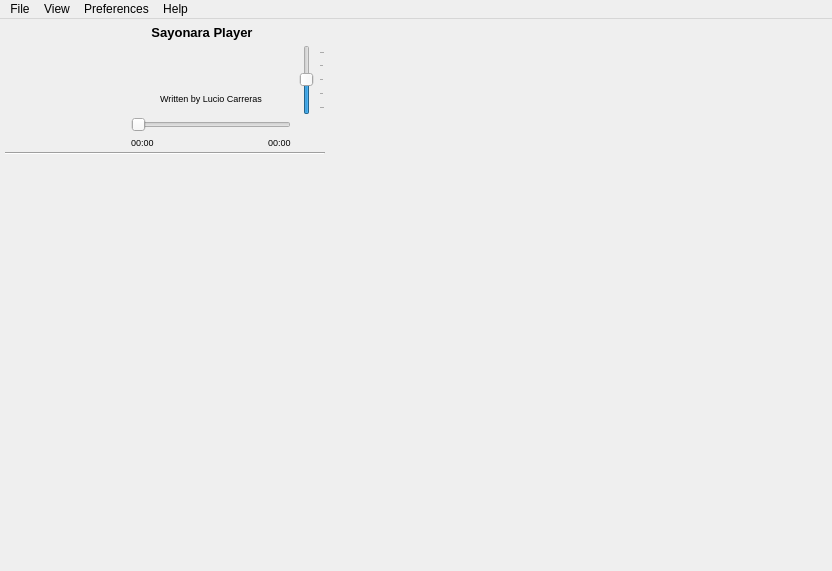
Qt form trunk/GUI/player/GUI_Simpleplayer.ui (shahid334/sayonara-player) before a commit.
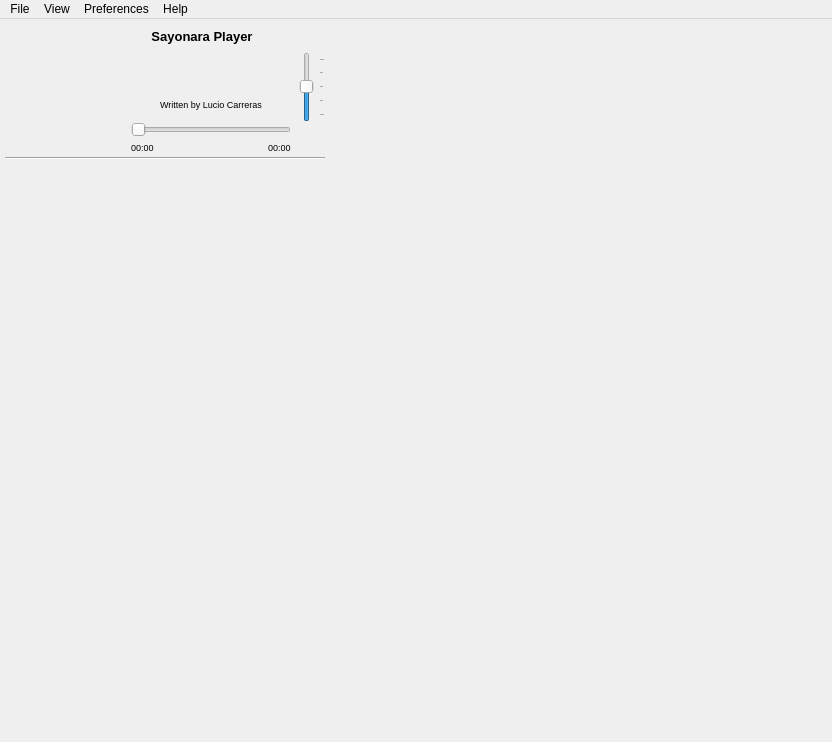
The same form after that commit. Icons and pictures are not drawn. Custom widgets are drawn as their Qt base class.

The edit to the form file:
```diff
--- a/trunk/GUI/player/GUI_Simpleplayer.ui
+++ b/trunk/GUI/player/GUI_Simpleplayer.ui
@@ -7,7 +7,7 @@
     <x>0</x>
     <y>0</y>
     <width>832</width>
-    <height>571</height>
+    <height>742</height>
    </rect>
   </property>
   <property name="minimumSize">
@@ -732,7 +732,7 @@
            <x>0</x>
            <y>0</y>
            <width>318</width>
-           <height>390</height>
+           <height>559</height>
           </rect>
          </property>
          <property name="sizePolicy">
@@ -778,6 +778,12 @@
           <verstretch>0</verstretch>
          </sizepolicy>
         </property>
+        <property name="minimumSize">
+         <size>
+          <width>0</width>
+          <height>30</height>
+         </size>
+        </property>
         <property name="maximumSize">
          <size>
           <width>16777215</width>
```
Left out of the diff: 5 changed lines with no effect on the pictures.
